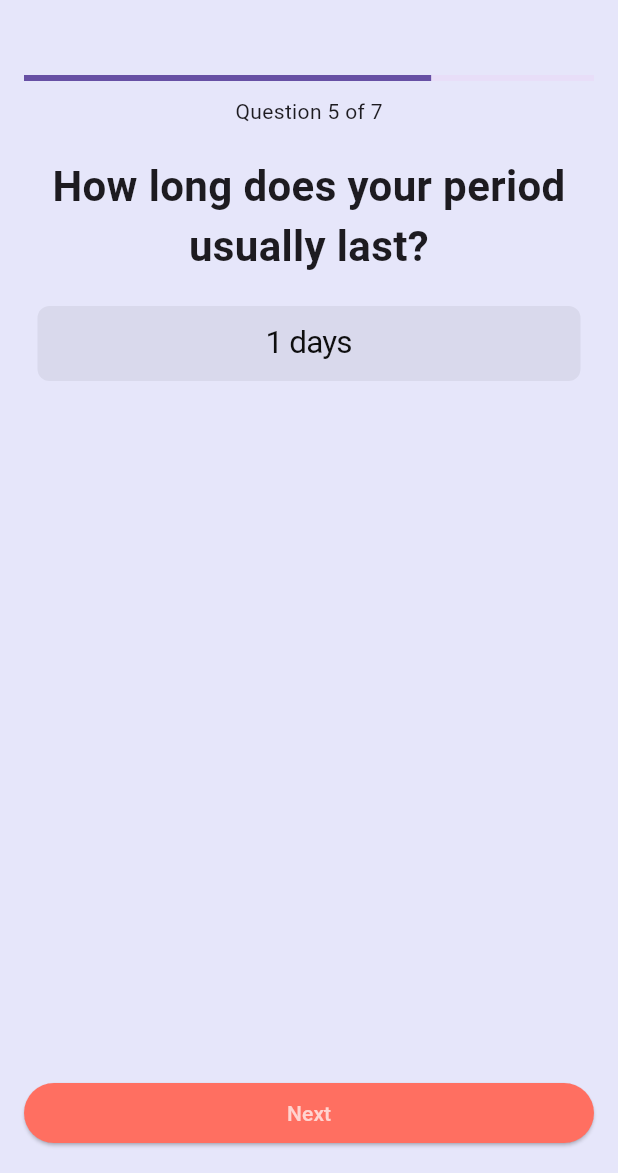
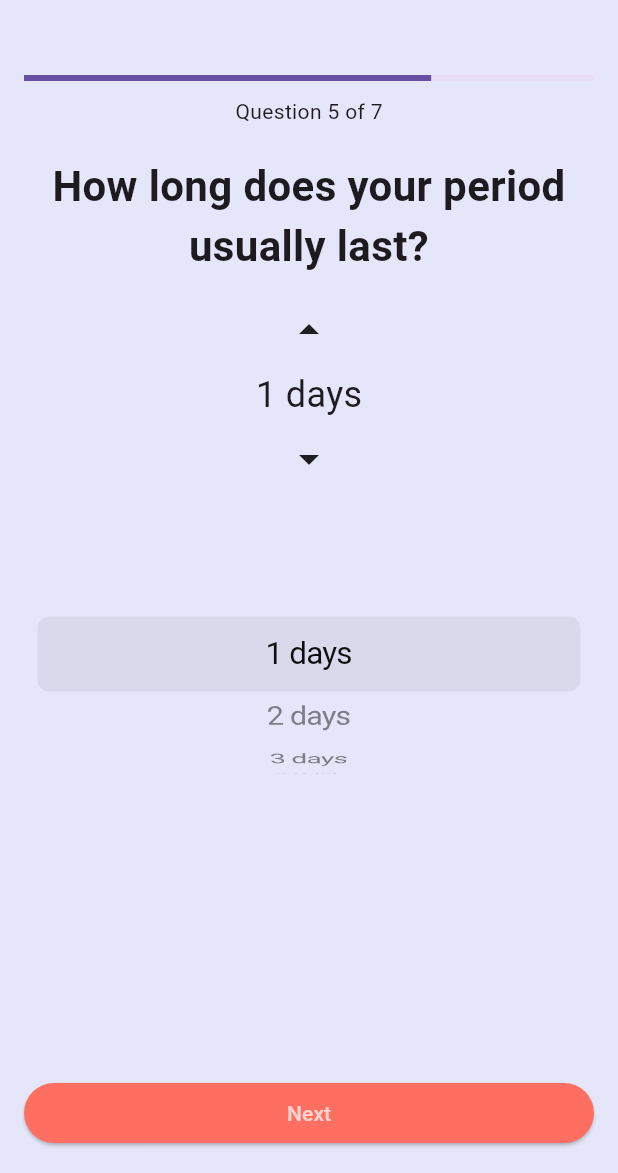
Before and after one commit to iowiiiii/pcos_care, a Flutter app: the PeriodDurationScreen screen opened directly with empty values, on a phone screen of 412 x 824 dp, the part 63-1236 px from its top. Run offline on Flutter 3.47's test engine with Material 3 defaults, Android fonts, the phone set to English and light mode, and no system bars; our stand-ins replace csv, table_calendar.

Commit message:
Update period_duration_screen.dart

```diff
--- a/lib/views/login_signup_screens/period_duration_screen.dart
+++ b/lib/views/login_signup_screens/period_duration_screen.dart
@@ -49,9 +49,20 @@ class _PeriodDurationScreenState extends State<PeriodDurationScreen> {
                 style: TextStyle(fontSize: 28, fontWeight: FontWeight.bold),
               ),
               SizedBox(height: 20),
-              Row(
+              Column(
                 mainAxisAlignment: MainAxisAlignment.center,
                 children: [
+                  Icon(Icons.arrow_drop_up, size: 32), // Arrow pointing up
+                  SizedBox(height: 10), // Spacing between arrow and text
+                  Text(
+                    '$selectedPeriodLength days',
+                    style: TextStyle(fontSize: 24),
+                  ),
+                  SizedBox(height: 10), // Spacing between text and arrow
+                  Icon(Icons.arrow_drop_down, size: 32), // Arrow pointing down
+                ],
+              ),
+              SizedBox(height: 20), // Space below the arrows
               Expanded(
                 child: CupertinoPicker(
                   itemExtent: 50,
@@ -64,8 +75,6 @@ class _PeriodDurationScreenState extends State<PeriodDurationScreen> {
                     return Center(child: Text('${duration[index]} days'));
                   }),
                 ),
-                  ),
-                ],
               ),
               Spacer(),
               SizedBox(
```
Lines whose indentation alone changed are shown as unchanged.
